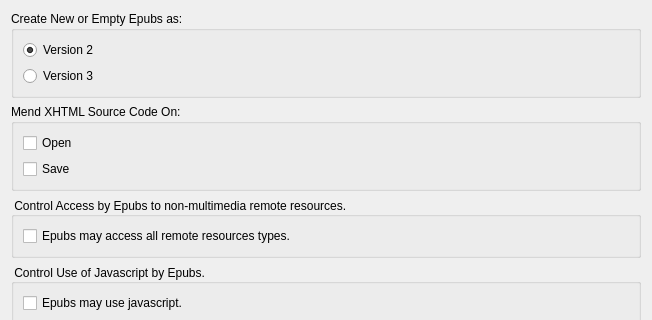
Old version of the form src/Form_Files/PGeneralSettingsWidget.ui in the repository Sigil-Ebook/Sigil; both pictures show x 0 to 652 and y 0 to 320 of the 652 by 678 pixel window.
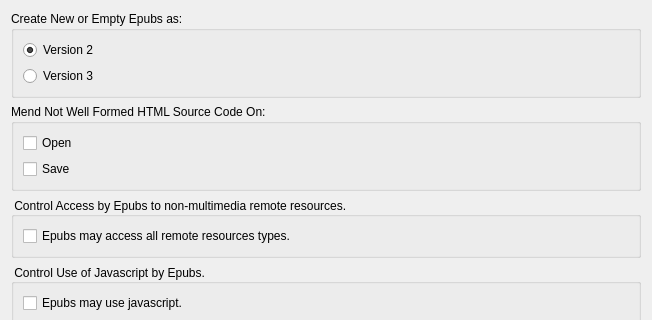
New version of the form.

Commit message: make handling of mend on open and save be consistent and reword prefs

```diff
--- a/src/Form_Files/PGeneralSettingsWidget.ui
+++ b/src/Form_Files/PGeneralSettingsWidget.ui
@@ -60,7 +60,7 @@
 mended.</string>
      </property>
      <property name="title">
-      <string>Mend XHTML Source Code On:</string>
+      <string>Mend Not Well Formed HTML Source Code On:</string>
      </property>
      <layout class="QGridLayout" name="gridLayout">
       <item row="0" column="0">
```
Left out of the diff: 6 changed lines with no effect on the pictures. The commit also changes 1 other file.
